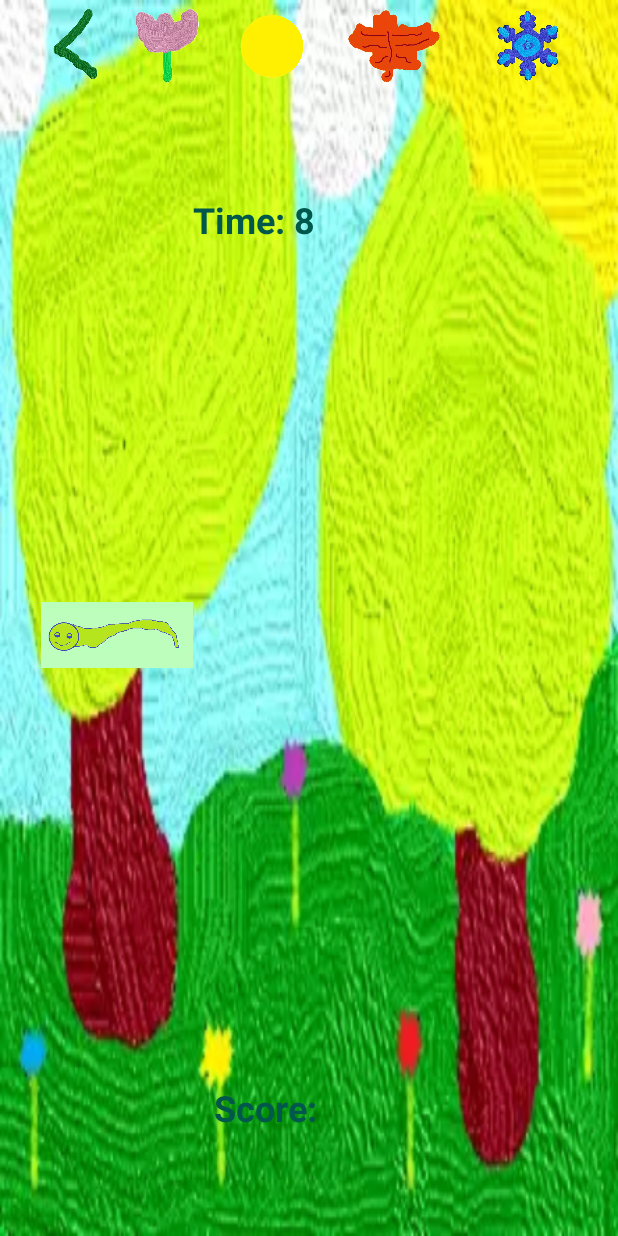
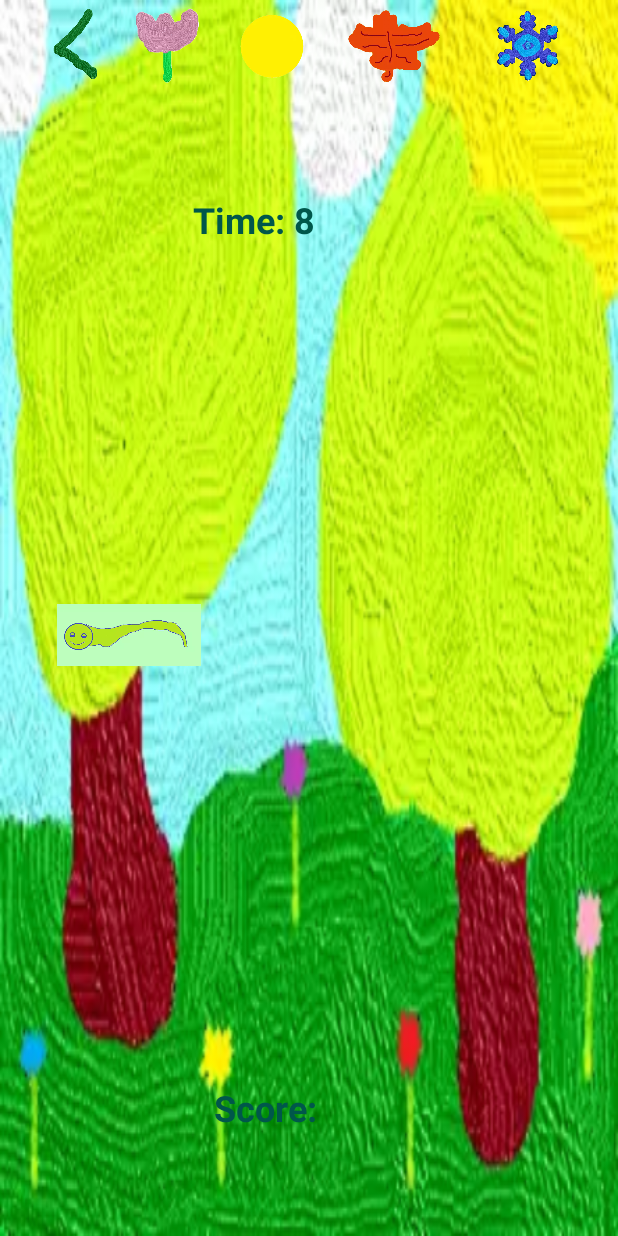
Before and after one commit to noomsInWarwick/AnotherSimpleGame, an Android app: the screen it shows after launch (MainActivity), on a phone screen of 412 x 824 dp. Run offline under Robolectric (Android 15) with nearby library versions, the phone set to English and light mode, and no system bars.

Commit message:
Updates at August 19th - misc. updates

```diff
--- a/app/src/main/AndroidManifest.xml
+++ b/app/src/main/AndroidManifest.xml
@@ -12,7 +12,7 @@
         <activity
             android:name=".MainActivity"
             android:screenOrientation="portrait"
-            tools:ignore="LockedOrientationActivity">>
+            tools:ignore="LockedOrientationActivity">
             <intent-filter>
                 <action android:name="android.intent.action.MAIN" />
                 <category android:name="android.intent.category.LAUNCHER" />
--- a/app/src/main/java/com/example/anothersimplegame/MainActivity.kt
+++ b/app/src/main/java/com/example/anothersimplegame/MainActivity.kt
@@ -76,6 +76,7 @@ class MainActivity : AppCompatActivity() {
         val displayMetrics = DisplayMetrics()
         windowManager.defaultDisplay.getMetrics(displayMetrics)
         layoutWidth = displayMetrics.widthPixels
+        displayMetrics.xdpi
 
         playAgainButton.visibility = View.INVISIBLE
         score = 0
@@ -109,6 +110,7 @@ class MainActivity : AppCompatActivity() {
                 snowmanImagesManager.doSnowman(theSnowman)
                 snowmanImagesManager.setSnowmanVisibility(theSnowman, true)
                 snowmanImagesManager.fade(theSnowman, 10000)
+                System.out.println("############ displayMetrics.xdpi = " + displayMetrics.xdpi)
                 snowmanImagesManager.moveSnowman(theSnowman, layoutWidth)
             }
         }
@@ -118,7 +120,7 @@ class MainActivity : AppCompatActivity() {
             override fun onFinish() {
                 if (gameActive) {
                     timerTextView.text = INITIALIZESTRING
-                    imageView5.setImageDrawable(resources.getDrawable(drawable.piggysnake_smiley_old))
+                    imageView5.setImageDrawable(resources.getDrawable(drawable.piggysnake_smiley_all_done))
                     imageView5.visibility = View.VISIBLE
                     autumnImagesManager.fade(imageView5, 3000)
                     playAgainButton.visibility = View.VISIBLE
@@ -152,7 +154,7 @@ class MainActivity : AppCompatActivity() {
 
     override fun onPause() {
         super.onPause()
-        Timer().schedule(50000) {
+        Timer().schedule(300000) {
             finishAndRemoveTask()
         }
     }
--- a/app/src/main/res/layout/activity_main.xml
+++ b/app/src/main/res/layout/activity_main.xml
@@ -63,10 +63,10 @@
 
     <androidx.gridlayout.widget.GridLayout
         android:id="@+id/gridLayout"
-        android:layout_width="381dp"
+        android:layout_width="wrap_content"
         android:layout_height="415dp"
-        android:layout_marginStart="8dp"
-        android:layout_marginEnd="8dp"
+        android:layout_marginStart="20dp"
+        android:layout_marginEnd="20dp"
         app:layout_constraintBottom_toTopOf="@+id/snowmanImageView"
         app:layout_constraintEnd_toEndOf="parent"
         app:layout_constraintHorizontal_bias="0.50"
@@ -75,7 +75,7 @@
 
         <ImageView
             android:id="@+id/imageView1"
-            android:layout_width="125dp"
+            android:layout_width="120dp"
             android:layout_height="140dp"
             android:contentDescription="@string/piggysnake"
             android:cropToPadding="false"
@@ -91,7 +91,7 @@
 
         <ImageView
             android:id="@+id/imageView2"
-            android:layout_width="125dp"
+            android:layout_width="120dp"
             android:layout_height="140dp"
             android:contentDescription="@string/piggysnake"
             android:onClick="increaseScore"
@@ -105,7 +105,7 @@
 
         <ImageView
             android:id="@+id/imageView3"
-            android:layout_width="125dp"
+            android:layout_width="120dp"
             android:layout_height="140dp"
             android:contentDescription="@string/piggysnake"
             android:onClick="increaseScore"
@@ -119,7 +119,7 @@
 
         <ImageView
             android:id="@+id/imageView4"
-            android:layout_width="125dp"
+            android:layout_width="120dp"
             android:layout_height="140dp"
             android:contentDescription="@string/piggysnake"
             android:onClick="increaseScore"
@@ -219,7 +219,7 @@
 
         <ImageView
             android:id="@+id/imageView5"
-            android:layout_width="125dp"
+            android:layout_width="120dp"
             android:layout_height="140dp"
             android:contentDescription="@string/piggysnake"
             android:onClick="increaseScore"
@@ -233,7 +233,7 @@
 
         <ImageView
             android:id="@+id/imageView6"
-            android:layout_width="125dp"
+            android:layout_width="120dp"
             android:layout_height="140dp"
             android:contentDescription="@string/piggysnake"
             android:onClick="increaseScore"
@@ -258,7 +258,7 @@
 
         <ImageView
             android:id="@+id/imageView7"
-            android:layout_width="125dp"
+            android:layout_width="120dp"
             android:layout_height="140dp"
             android:contentDescription="@string/piggysnake"
             android:onClick="increaseScore"
@@ -272,7 +272,7 @@
 
         <ImageView
             android:id="@+id/imageView8"
-            android:layout_width="125dp"
+            android:layout_width="120dp"
             android:layout_height="140dp"
             android:contentDescription="@string/piggysnake"
             android:onClick="increaseScore"
@@ -310,7 +310,7 @@
 
         <ImageView
             android:id="@+id/imageView9"
-            android:layout_width="125dp"
+            android:layout_width="120dp"
             android:layout_height="140dp"
             android:contentDescription="@string/piggysnake"
             android:onClick="increaseScore"
--- a/build.gradle
+++ b/build.gradle
@@ -8,7 +8,7 @@ buildscript {
 
     }
     dependencies {
-        classpath 'com.android.tools.build:gradle:3.6.1'
+        classpath 'com.android.tools.build:gradle:4.0.1'
         classpath "org.jetbrains.kotlin:kotlin-gradle-plugin:$kotlin_version"
         // NOTE: Do not place your application dependencies here; they belong
         // in the individual module build.gradle files
```
Also changed, not shown: app/src/main/res/drawable/piggysnake_smiley_all_done.png (renamed from app/src/main/res/drawable/piggysnake_smiley_old.png), gradle/wrapper/gradle-wrapper.properties.
